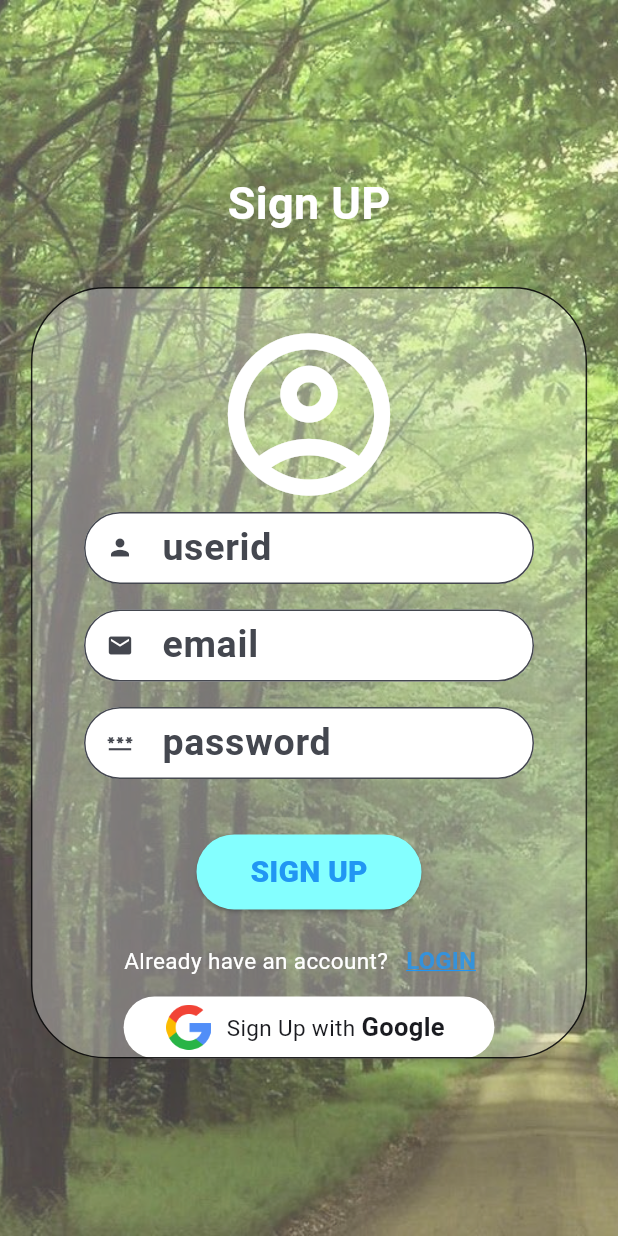
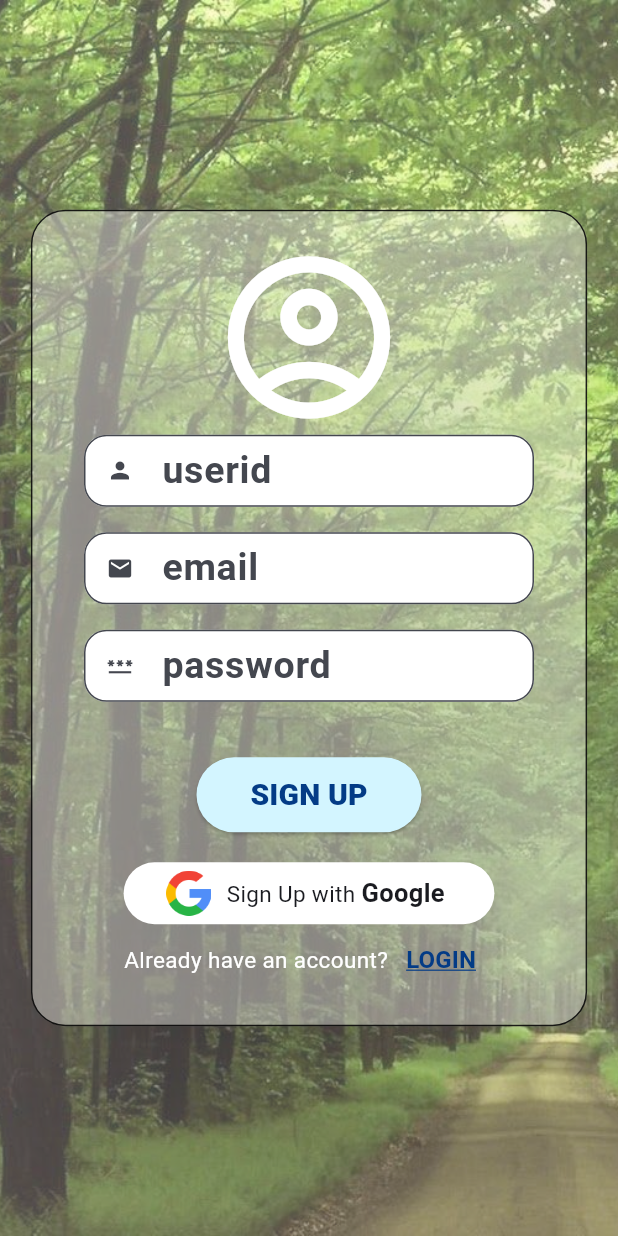
Before and after one commit to arpan-mondal-3000/mindskape, a Flutter app: the screen it shows after launch, on a phone screen of 412 x 824 dp. Run offline on Flutter 3.47's test engine with Material 3 defaults, Android fonts, the phone set to English and light mode, and no system bars; our stand-ins replace cached_network_image, cloud_firestore, firebase_auth, firebase_core, firebase_storage, font_awesome_flutter and 2 more; missing offline and left inert: firebase_ui_auth; accounts and stored records are empty.

Commit message:
Design changes in SignUpActivity

```diff
--- a/lib/main.dart
+++ b/lib/main.dart
@@ -4,6 +4,7 @@ import 'package:firebase_core/firebase_core.dart';
 import 'package:flutter/widgets.dart';
 
 import 'package:mindskape/helper.dart';
+import 'package:mindskape/screens/SplaceScreen.dart';
 import 'package:mindskape/screens/navigation_pages/home/homeScreen.dart';
 import 'package:mindskape/screens/navigation_pages/categories/categoriesScreen.dart';
 import 'package:mindskape/screens/navigation_pages/education/educationScreen.dart';
@@ -37,7 +38,7 @@ class MyApp extends StatelessWidget {
           useMaterial3: true,
         ),
         debugShowCheckedModeBanner: false,
-        home: SignUpActivity());
+        home: SplaceScreen());
   }
 }
 
--- a/lib/screens/signuppages/SignUpActivity.dart
+++ b/lib/screens/signuppages/SignUpActivity.dart
@@ -122,29 +122,18 @@ class _SignUpActivityState extends State<SignUpActivity> {
               child: Column(
                 mainAxisAlignment: MainAxisAlignment.center,
                 children: [
-                  Container(
-                      margin: EdgeInsets.only(bottom: 30),
-                      alignment: Alignment.topCenter,
-                      child: Text(
-                        "Sign UP",
-                        style: TextStyle(
-                          fontSize: 30,
-                          fontWeight: FontWeight.bold,
-                          color: Colors.white,
-                        ),
-                      )),
                   Card(
                     shape: OutlineInputBorder(
-                        borderRadius: BorderRadius.circular(50),
+                        borderRadius: BorderRadius.circular(23),
                         borderSide: BorderSide(color: Colors.black87)),
-                    color: Colors.white.withOpacity(.3),
+                    color: Color(0xffF8F8F0).withOpacity(.4),
                     elevation: 60,
                     child: Padding(
                       padding: const EdgeInsets.only(top: 20),
                       child: Container(
                           //contener of the all imafe textfield and button
                           width: mq.width*.9,
-                          height:mq.height*.6,
+                          // height:mq.height*.7,
                           alignment: Alignment.topCenter,
                           child: Column(
                             children: [
@@ -165,7 +154,7 @@ class _SignUpActivityState extends State<SignUpActivity> {
                               helper.TextFieldSample(
                                   user_profile_controlar,
                                   "userid",
-                                  30,
+                                  15,
                                   25,
                                   TextInputType.text,
                                   Colors.black,
@@ -181,7 +170,7 @@ class _SignUpActivityState extends State<SignUpActivity> {
                               helper.TextFieldSample(
                                   email_profile_controlar,
                                   "email",
-                                  30,
+                                  15,
                                   25,
                                   TextInputType.text,
                                   Colors.black,
@@ -197,7 +186,7 @@ class _SignUpActivityState extends State<SignUpActivity> {
                               helper.TextFieldSample(
                                   password_profile_controlar,
                                   "password",
-                                  30,
+                                  15,
                                   25,
                                   TextInputType.text,
                                   Colors.black,
@@ -217,10 +206,41 @@ class _SignUpActivityState extends State<SignUpActivity> {
                                     MaterialPageRoute(
                                         builder: (BuildContext context) =>
                                             MyHomePage(title: "Home Page")));
-                              }, "SIGN UP", Colors.cyanAccent.shade100,
-                                  Colors.blue, 20),
+                              }, "SIGN UP", Color(0xffD3F5FF),
+                                  Color(0xff033B86), 20),
                               SizedBox(
-                                height: 10,
+                                height: 20,
+                              ),
+                              InkWell(
+                                onTap:(){
+                                  //to call google login funtion
+
+                                  handlarGoogle();
+                                } ,
+                                child: Container(
+                                    width: mq.width*.6,
+                                    height: mq.width*.1,
+
+
+                                    decoration: BoxDecoration( color: CupertinoColors.white,borderRadius:BorderRadius.circular(50)),
+
+                                    child: Padding(
+                                      padding: const EdgeInsets.all(3.0),
+                                      child: Row(
+                                        mainAxisAlignment: MainAxisAlignment.center,
+                                        children: [
+                                          Image(
+                                            image: AssetImage(
+                                                "assets/images/google_search.png"),
+                                            width:30,
+                                            height: 30,
+                                          ),
+                                          SizedBox(width: 10,),
+                                          Text("Sign Up with ",style: TextStyle(fontSize: 15)),
+                                          Text("Google ",style: TextStyle(fontWeight: FontWeight.bold,fontSize: 17),),
+                                        ],
+                                      ),
+                                    )),
                               ),
 
                               Center(
@@ -250,47 +270,15 @@ class _SignUpActivityState extends State<SignUpActivity> {
                                           style: TextStyle(
                                               fontWeight: FontWeight.bold,
                                               fontSize: 16,
-                                              color:
-                                                  Colors.blue.withOpacity(.8),
+                                              color: Color(0xff033B86),
                                               decoration:
                                                   TextDecoration.underline,
-                                              decorationColor: Colors.blue),
+                                              decorationColor: Color(0xff033B86)),
                                         ))
                                   ],
                                 ),
                               ),
-
-                              InkWell(
-                                onTap:(){
-                                  //to call google login funtion
-
-                                  handlarGoogle();
-                                  } ,
-                                child: Container(
-                                  width: mq.width*.6,
-                                 height: mq.width*.1,
-
-
-                                    decoration: BoxDecoration( color: CupertinoColors.white,borderRadius:BorderRadius.circular(50)),
-
-                                    child: Padding(
-                                      padding: const EdgeInsets.all(3.0),
-                                      child: Row(
-                                        mainAxisAlignment: MainAxisAlignment.center,
-                                        children: [
-                                          Image(
-                                            image: AssetImage(
-                                                "assets/images/google_search.png"),
-                                            width:30,
-                                            height: 30,
-                                          ),
-                                          SizedBox(width: 10,),
-                                          Text("Sign Up with ",style: TextStyle(fontSize: 15)),
-                                          Text("Google ",style: TextStyle(fontWeight: FontWeight.bold,fontSize: 17),),
-                                        ],
-                                      ),
-                                    )),
-                              )
+                              SizedBox(height: 20,)
                             ],
                           )),
                     ),
```
